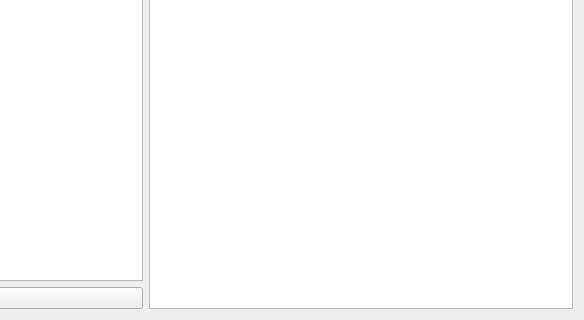
Before: the Qt Designer form src/librarywindow.ui in torfoes/cadventory, drawn with Qt 5; both pictures show x 292 to 876 and y 280 to 600 of the 876 by 600 pixel window.
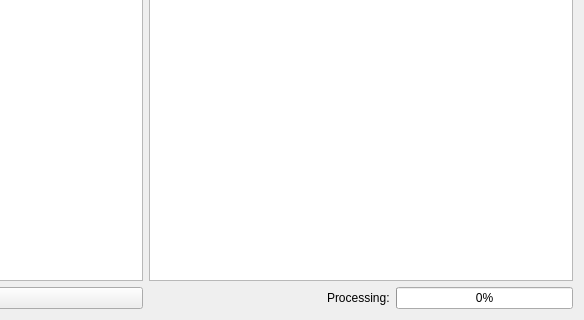
After: the same form once the commit is applied.

The edit to the form file:
```diff
--- a/src/librarywindow.ui
+++ b/src/librarywindow.ui
@@ -139,6 +139,46 @@
        </property>
       </widget>
      </item>
+     <item>
+      <layout class="QHBoxLayout" name="progressLayout">
+       <item>
+        <spacer name="horizontalSpacer">
+         <property name="orientation">
+          <enum>Qt::Orientation::Horizontal</enum>
+         </property>
+         <property name="sizeType">
+          <enum>QSizePolicy::Policy::Expanding</enum>
+         </property>
+         <property name="sizeHint" stdset="0">
+          <size>
+           <width>0</width>
+           <height>0</height>
+          </size>
+         </property>
+        </spacer>
+       </item>
+       <item>
+        <widget class="QLabel" name="statusLabel">
+         <property name="text">
+          <string>Processing:</string>
+         </property>
+        </widget>
+       </item>
+       <item>
+        <widget class="QProgressBar" name="progressBar">
+         <property name="minimum">
+          <number>0</number>
+         </property>
+         <property name="maximum">
+          <number>100</number>
+         </property>
+         <property name="value">
+          <number>0</number>
+         </property>
+        </widget>
+       </item>
+      </layout>
+     </item>
     </layout>
    </item>
   </layout>
```
